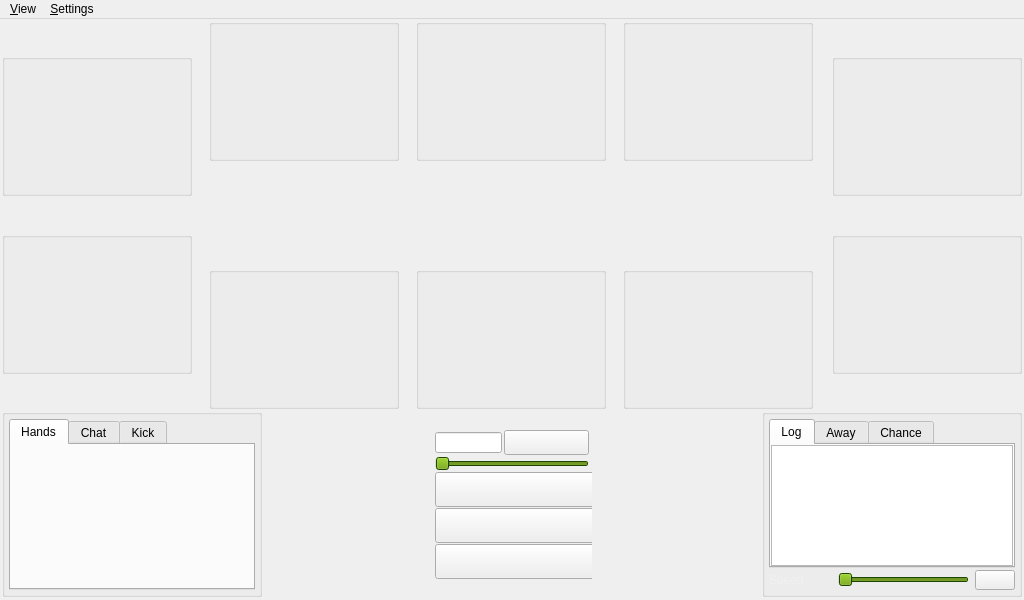
This is src/gui/qt/gametable.ui in pokerth/pokerth as Qt 5 draws it before an edit. The edited form follows.
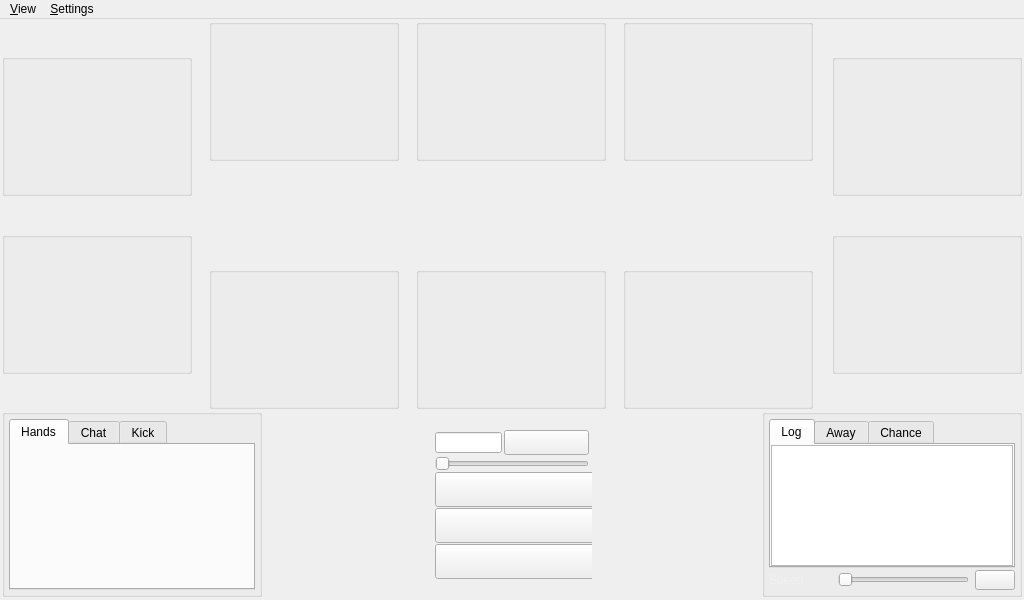
This is the edited form. Icons and pictures are not drawn. Custom widgets are drawn as their Qt base class.

What changed in the file:
```diff
--- a/src/gui/qt/gametable.ui
+++ b/src/gui/qt/gametable.ui
@@ -2713,16 +2713,16 @@
           <verstretch>0</verstretch>
          </sizepolicy>
         </property>
-        <property name="minimumSize">
+        <property name="minimumSize" >
          <size>
           <width>160</width>
-          <height>186</height>
+          <height>188</height>
          </size>
         </property>
-        <property name="maximumSize">
+        <property name="maximumSize" >
          <size>
           <width>160</width>
-          <height>186</height>
+          <height>188</height>
          </size>
         </property>
         <property name="styleSheet">
@@ -2783,100 +2783,9 @@
            </item>
           </layout>
          </item>
-         <item row="2" column="0">
-          <widget class="QSlider" name="horizontalSlider_bet">
-           <property name="palette">
-            <palette>
-             <active>
-              <colorrole role="Button">
-               <brush brushstyle="SolidPattern">
-                <color alpha="255">
-                 <red>102</red>
-                 <green>153</green>
-                 <blue>0</blue>
-                </color>
-               </brush>
-              </colorrole>
-              <colorrole role="Base">
-               <brush brushstyle="SolidPattern">
-                <color alpha="255">
-                 <red>255</red>
-                 <green>255</green>
-                 <blue>255</blue>
-                </color>
-               </brush>
-              </colorrole>
-              <colorrole role="Window">
-               <brush brushstyle="SolidPattern">
-                <color alpha="255">
-                 <red>40</red>
-                 <green>100</green>
-                 <blue>0</blue>
-                </color>
-               </brush>
-              </colorrole>
-             </active>
-             <inactive>
-              <colorrole role="Button">
-               <brush brushstyle="SolidPattern">
-                <color alpha="255">
-                 <red>102</red>
-                 <green>153</green>
-                 <blue>0</blue>
-                </color>
-               </brush>
-              </colorrole>
-              <colorrole role="Base">
-               <brush brushstyle="SolidPattern">
-                <color alpha="255">
-                 <red>255</red>
-                 <green>255</green>
-                 <blue>255</blue>
-                </color>
-               </brush>
-              </colorrole>
-              <colorrole role="Window">
-               <brush brushstyle="SolidPattern">
-                <color alpha="255">
-                 <red>40</red>
-                 <green>100</green>
-                 <blue>0</blue>
-                </color>
-               </brush>
-              </colorrole>
-             </inactive>
-             <disabled>
-              <colorrole role="Button">
-               <brush brushstyle="SolidPattern">
-                <color alpha="255">
-                 <red>102</red>
-                 <green>153</green>
-                 <blue>0</blue>
-                </color>
-               </brush>
-              </colorrole>
-              <colorrole role="Base">
-               <brush brushstyle="SolidPattern">
-                <color alpha="255">
-                 <red>40</red>
-                 <green>100</green>
-                 <blue>0</blue>
-                </color>
-               </brush>
-              </colorrole>
-              <colorrole role="Window">
-               <brush brushstyle="SolidPattern">
-                <color alpha="255">
-                 <red>40</red>
-                 <green>100</green>
-                 <blue>0</blue>
-                </color>
-               </brush>
-              </colorrole>
-             </disabled>
-            </palette>
-           </property>
-           <property name="focusPolicy">
+         <item row="2" column="0" >
+          <widget class="QSlider" name="horizontalSlider_bet" >
+           <property name="focusPolicy" >
             <enum>Qt::NoFocus</enum>
            </property>
            <property name="maximum">
@@ -3362,98 +3271,7 @@
                  <verstretch>0</verstretch>
                 </sizepolicy>
                </property>
-               <property name="palette">
-                <palette>
-                 <active>
-                  <colorrole role="Button">
-                   <brush brushstyle="SolidPattern">
-                    <color alpha="255">
-                     <red>102</red>
-                     <green>153</green>
-                     <blue>0</blue>
-                    </color>
-                   </brush>
-                  </colorrole>
-                  <colorrole role="Base">
-                   <brush brushstyle="SolidPattern">
-                    <color alpha="255">
-                     <red>255</red>
-                     <green>255</green>
-                     <blue>255</blue>
-                    </color>
-                   </brush>
-                  </colorrole>
-                  <colorrole role="Window">
-                   <brush brushstyle="SolidPattern">
-                    <color alpha="255">
-                     <red>40</red>
-                     <green>100</green>
-                     <blue>0</blue>
-                    </color>
-                   </brush>
-                  </colorrole>
-                 </active>
-                 <inactive>
-                  <colorrole role="Button">
-                   <brush brushstyle="SolidPattern">
-                    <color alpha="255">
-                     <red>102</red>
-                     <green>153</green>
-                     <blue>0</blue>
-                    </color>
-                   </brush>
-                  </colorrole>
-                  <colorrole role="Base">
-                   <brush brushstyle="SolidPattern">
-                    <color alpha="255">
-                     <red>255</red>
-                     <green>255</green>
-                     <blue>255</blue>
-                    </color>
-                   </brush>
-                  </colorrole>
-                  <colorrole role="Window">
-                   <brush brushstyle="SolidPattern">
-                    <color alpha="255">
-                     <red>40</red>
-                     <green>100</green>
-                     <blue>0</blue>
-                    </color>
-                   </brush>
-                  </colorrole>
-                 </inactive>
-                 <disabled>
-                  <colorrole role="Button">
-                   <brush brushstyle="SolidPattern">
-                    <color alpha="255">
-                     <red>102</red>
-                     <green>153</green>
-                     <blue>0</blue>
-                    </color>
-                   </brush>
-                  </colorrole>
-                  <colorrole role="Base">
-                   <brush brushstyle="SolidPattern">
-                    <color alpha="255">
-                     <red>40</red>
-                     <green>100</green>
-                     <blue>0</blue>
-                    </color>
-                   </brush>
-                  </colorrole>
-                  <colorrole role="Window">
-                   <brush brushstyle="SolidPattern">
-                    <color alpha="255">
-                     <red>40</red>
-                     <green>100</green>
-                     <blue>0</blue>
-                    </color>
-                   </brush>
-                  </colorrole>
-                 </disabled>
-                </palette>
-               </property>
-               <property name="focusPolicy">
+               <property name="focusPolicy" >
                 <enum>Qt::NoFocus</enum>
                </property>
                <property name="minimum">
```
Left out of the diff: 1757 changed lines with no effect on the pictures.
